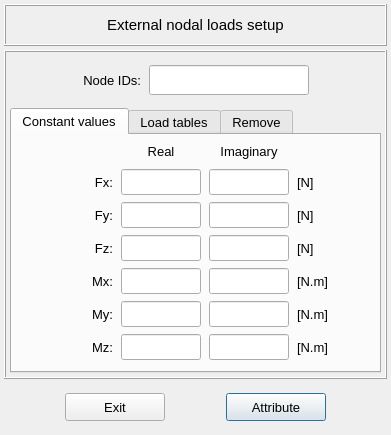
This is pulse/interface/data/ui_files/model/setup/structural/nodal_loads_input.ui in open-pulse/OpenPulse as Qt 5 draws it before an edit. The edited form follows.
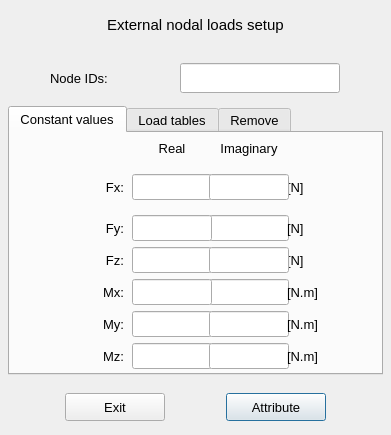
This is the edited form. The open tabs and pages were chosen to show the change. Icons and pictures are not drawn.

The edit to the form file:
```diff
--- a/pulse/interface/data/ui_files/model/setup/structural/nodal_loads_input.ui
+++ b/pulse/interface/data/ui_files/model/setup/structural/nodal_loads_input.ui
@@ -95,10 +95,7 @@
       </font>
      </property>
      <property name="frameShape">
-      <enum>QFrame::Shape::Box</enum>
-     </property>
-     <property name="frameShadow">
-      <enum>QFrame::Shadow::Raised</enum>
+      <enum>QFrame::NoFrame</enum>
      </property>
      <property name="lineWidth">
       <number>1</number>
@@ -126,14 +123,11 @@
           <pointsize>11</pointsize>
          </font>
         </property>
-        <property name="frameShadow">
-         <enum>QFrame::Shadow::Raised</enum>
-        </property>
         <property name="text">
          <string>External nodal loads setup</string>
         </property>
         <property name="textFormat">
-         <enum>Qt::TextFormat::AutoText</enum>
+         <enum>Qt::PlainText</enum>
         </property>
         <property name="alignment">
          <set>Qt::AlignmentFlag::AlignCenter</set>
@@ -158,10 +152,7 @@
       </size>
      </property>
      <property name="frameShape">
-      <enum>QFrame::Shape::Box</enum>
-     </property>
-     <property name="frameShadow">
-      <enum>QFrame::Shadow::Raised</enum>
+      <enum>QFrame::NoFrame</enum>
      </property>
      <layout class="QGridLayout" name="gridLayout_6">
       <property name="leftMargin">
@@ -217,10 +208,7 @@
              </font>
             </property>
             <property name="frameShape">
-             <enum>QFrame::Shape::NoFrame</enum>
-            </property>
-            <property name="frameShadow">
-             <enum>QFrame::Shadow::Raised</enum>
+             <enum>QFrame::NoFrame</enum>
             </property>
             <layout class="QGridLayout" name="gridLayout_8">
              <property name="leftMargin">
@@ -255,15 +243,13 @@
                <property name="font">
                 <font>
                  <pointsize>10</pointsize>
+                 <weight>50</weight>
                  <bold>false</bold>
                 </font>
                </property>
                <property name="styleSheet">
                 <string notr="true"/>
                </property>
-               <property name="alignment">
-                <set>Qt::AlignmentFlag::AlignCenter</set>
-               </property>
               </widget>
              </item>
              <item row="4" column="1">
@@ -310,15 +296,13 @@
                <property name="font">
                 <font>
                  <pointsize>10</pointsize>
+                 <weight>50</weight>
                  <bold>false</bold>
                 </font>
                </property>
                <property name="styleSheet">
                 <string notr="true"/>
                </property>
-               <property name="alignment">
-                <set>Qt::AlignmentFlag::AlignCenter</set>
-               </property>
               </widget>
              </item>
              <item row="1" column="2">
@@ -338,6 +322,7 @@
                <property name="font">
                 <font>
                  <pointsize>10</pointsize>
+                 <weight>50</weight>
                  <bold>false</bold>
                 </font>
                </property>
@@ -347,9 +332,6 @@
                <property name="text">
                 <string/>
                </property>
-               <property name="alignment">
-                <set>Qt::AlignmentFlag::AlignCenter</set>
-               </property>
               </widget>
              </item>
              <item row="1" column="1">
@@ -399,15 +381,13 @@
                <property name="font">
                 <font>
                  <pointsize>10</pointsize>
+                 <weight>50</weight>
                  <bold>false</bold>
                 </font>
                </property>
                <property name="styleSheet">
                 <string notr="true"/>
                </property>
-               <property name="alignment">
-                <set>Qt::AlignmentFlag::AlignCenter</set>
-               </property>
               </widget>
              </item>
              <item row="3" column="4">
@@ -427,6 +407,7 @@
                <property name="font">
                 <font>
                  <pointsize>10</pointsize>
+                 <weight>50</weight>
                  <italic>false</italic>
                  <bold>false</bold>
                 </font>
@@ -434,9 +415,6 @@
                <property name="text">
                 <string>[N]</string>
                </property>
-               <property name="alignment">
-                <set>Qt::AlignmentFlag::AlignLeading|Qt::AlignmentFlag::AlignLeft|Qt::AlignmentFlag::AlignVCenter</set>
-               </property>
               </widget>
              </item>
              <item row="3" column="3">
@@ -456,15 +434,13 @@
                <property name="font">
                 <font>
                  <pointsize>10</pointsize>
+                 <weight>50</weight>
                  <bold>false</bold>
                 </font>
                </property>
                <property name="styleSheet">
                 <string notr="true"/>
                </property>
-               <property name="alignment">
-                <set>Qt::AlignmentFlag::AlignCenter</set>
-               </property>
               </widget>
              </item>
              <item row="0" column="3">
@@ -496,9 +472,6 @@
              </item>
              <item row="1" column="0">
               <spacer name="horizontalSpacer_5">
-               <property name="orientation">
-                <enum>Qt::Orientation::Horizontal</enum>
-               </property>
                <property name="sizeHint" stdset="0">
                 <size>
                  <width>40</width>
@@ -524,15 +497,13 @@
                <property name="font">
                 <font>
                  <pointsize>10</pointsize>
+                 <weight>50</weight>
                  <bold>false</bold>
                 </font>
                </property>
                <property name="styleSheet">
                 <string notr="true"/>
                </property>
-               <property name="alignment">
-                <set>Qt::AlignmentFlag::AlignCenter</set>
-               </property>
               </widget>
              </item>
              <item row="6" column="3">
@@ -552,15 +523,13 @@
                <property name="font">
                 <font>
                  <pointsize>10</pointsize>
+                 <weight>50</weight>
                  <bold>false</bold>
                 </font>
                </property>
                <property name="styleSheet">
                 <string notr="true"/>
                </property>
-               <property name="alignment">
-                <set>Qt::AlignmentFlag::AlignCenter</set>
-               </property>
               </widget>
              </item>
              <item row="5" column="2">
@@ -580,15 +549,13 @@
                <property name="font">
                 <font>
                  <pointsize>10</pointsize>
+                 <weight>50</weight>
                  <bold>false</bold>
                 </font>
                </property>
                <property name="styleSheet">
                 <string notr="true"/>
                </property>
-               <property name="alignment">
-                <set>Qt::AlignmentFlag::AlignCenter</set>
-               </property>
               </widget>
              </item>
              <item row="5" column="1">
@@ -635,6 +602,7 @@
                <property name="font">
                 <font>
                  <pointsize>10</pointsize>
+                 <weight>50</weight>
                  <italic>false</italic>
                  <bold>false</bold>
                 </font>
@@ -642,16 +610,10 @@
                <property name="text">
                 <string>[N.m]</string>
                </property>
-               <property name="alignment">
-                <set>Qt::AlignmentFlag::AlignLeading|Qt::AlignmentFlag::AlignLeft|Qt::AlignmentFlag::AlignVCenter</set>
-               </property>
               </widget>
              </item>
              <item row="1" column="5">
               <spacer name="horizontalSpacer_6">
-               <property name="orientation">
-                <enum>Qt::Orientation::Horizontal</enum>
-               </property>
                <property name="sizeHint" stdset="0">
                 <size>
                  <width>40</width>
@@ -677,15 +639,13 @@
                <property name="font">
                 <font>
                  <pointsize>10</pointsize>
+                 <weight>50</weight>
                  <bold>false</bold>
                 </font>
                </property>
                <property name="styleSheet">
                 <string notr="true"/>
                </property>
-               <property name="alignment">
-                <set>Qt::AlignmentFlag::AlignCenter</set>
-               </property>
               </widget>
              </item>
              <item row="2" column="1">
@@ -732,6 +692,7 @@
                <property name="font">
                 <font>
                  <pointsize>10</pointsize>
+                 <weight>50</weight>
                  <italic>false</italic>
                  <bold>false</bold>
                 </font>
@@ -739,9 +700,6 @@
                <property name="text">
                 <string>[N]</string>
                </property>
-               <property name="alignment">
-                <set>Qt::AlignmentFlag::AlignLeading|Qt::AlignmentFlag::AlignLeft|Qt::AlignmentFlag::AlignVCenter</set>
-               </property>
               </widget>
              </item>
              <item row="1" column="3">
@@ -761,15 +719,13 @@
                <property name="font">
                 <font>
                  <pointsize>10</pointsize>
+                 <weight>50</weight>
                  <bold>false</bold>
                 </font>
                </property>
                <property name="styleSheet">
                 <string notr="true"/>
                </property>
-               <property name="alignment">
-                <set>Qt::AlignmentFlag::AlignCenter</set>
-               </property>
               </widget>
              </item>
              <item row="2" column="4">
@@ -789,6 +745,7 @@
                <property name="font">
                 <font>
                  <pointsize>10</pointsize>
+                 <weight>50</weight>
                  <italic>false</italic>
                  <bold>false</bold>
                 </font>
@@ -796,9 +753,6 @@
                <property name="text">
                 <string>[N]</string>
                </property>
-               <property name="alignment">
-                <set>Qt::AlignmentFlag::AlignLeading|Qt::AlignmentFlag::AlignLeft|Qt::AlignmentFlag::AlignVCenter</set>
-               </property>
               </widget>
              </item>
              <item row="2" column="2">
@@ -818,15 +772,13 @@
                <property name="font">
                 <font>
                  <pointsize>10</pointsize>
+                 <weight>50</weight>
                  <bold>false</bold>
                 </font>
                </property>
                <property name="styleSheet">
                 <string notr="true"/>
                </property>
-               <property name="alignment">
-                <set>Qt::AlignmentFlag::AlignCenter</set>
-               </property>
               </widget>
              </item>
              <item row="5" column="3">
@@ -846,15 +798,13 @@
                <property name="font">
                 <font>
                  <pointsize>10</pointsize>
+                 <weight>50</weight>
                  <bold>false</bold>
                 </font>
                </property>
                <property name="styleSheet">
                 <string notr="true"/>
                </property>
-               <property name="alignment">
-                <set>Qt::AlignmentFlag::AlignCenter</set>
-               </property>
               </widget>
              </item>
              <item row="0" column="2">
@@ -928,6 +878,7 @@
                <property name="font">
                 <font>
                  <pointsize>10</pointsize>
+                 <weight>50</weight>
                  <italic>false</italic>
                  <bold>false</bold>
                 </font>
@@ -935,9 +886,6 @@
                <property name="text">
                 <string>[N.m]</string>
                </property>
-               <property name="alignment">
-                <set>Qt::AlignmentFlag::AlignLeading|Qt::AlignmentFlag::AlignLeft|Qt::AlignmentFlag::AlignVCenter</set>
-               </property>
               </widget>
              </item>
              <item row="6" column="1">
@@ -984,6 +932,7 @@
                <property name="font">
                 <font>
                  <pointsize>10</pointsize>
+                 <weight>50</weight>
                  <italic>false</italic>
                  <bold>false</bold>
                 </font>
@@ -991,9 +940,6 @@
                <property name="text">
                 <string>[N.m]</string>
                </property>
-               <property name="alignment">
-                <set>Qt::AlignmentFlag::AlignLeading|Qt::AlignmentFlag::AlignLeft|Qt::AlignmentFlag::AlignVCenter</set>
-               </property>
               </widget>
              </item>
             </layout>
@@ -1858,10 +1804,7 @@
          </size>
         </property>
         <property name="frameShape">
-         <enum>QFrame::Shape::NoFrame</enum>
-        </property>
-        <property name="frameShadow">
-         <enum>QFrame::Shadow::Raised</enum>
+         <enum>QFrame::NoFrame</enum>
         </property>
         <layout class="QGridLayout" name="gridLayout_7">
          <property name="leftMargin">
@@ -1884,9 +1827,6 @@
          </property>
          <item row="0" column="0">
           <spacer name="horizontalSpacer">
-           <property name="orientation">
-            <enum>Qt::Orientation::Horizontal</enum>
-           </property>
            <property name="sizeHint" stdset="0">
             <size>
              <width>40</width>
@@ -1920,9 +1860,6 @@
            <property name="styleSheet">
             <string notr="true"/>
            </property>
-           <property name="alignment">
-            <set>Qt::AlignmentFlag::AlignCenter</set>
-           </property>
           </widget>
          </item>
          <item row="0" column="1">
@@ -1947,16 +1884,10 @@
            <property name="text">
             <string>Node IDs:</string>
            </property>
-           <property name="alignment">
-            <set>Qt::AlignmentFlag::AlignRight|Qt::AlignmentFlag::AlignTrailing|Qt::AlignmentFlag::AlignVCenter</set>
-           </property>
           </widget>
          </item>
          <item row="0" column="3">
           <spacer name="horizontalSpacer_2">
-           <property name="orientation">
-            <enum>Qt::Orientation::Horizontal</enum>
-           </property>
            <property name="sizeHint" stdset="0">
             <size>
              <width>40</width>
```
Left out of the diff: 92 changed lines with no effect on the pictures.
